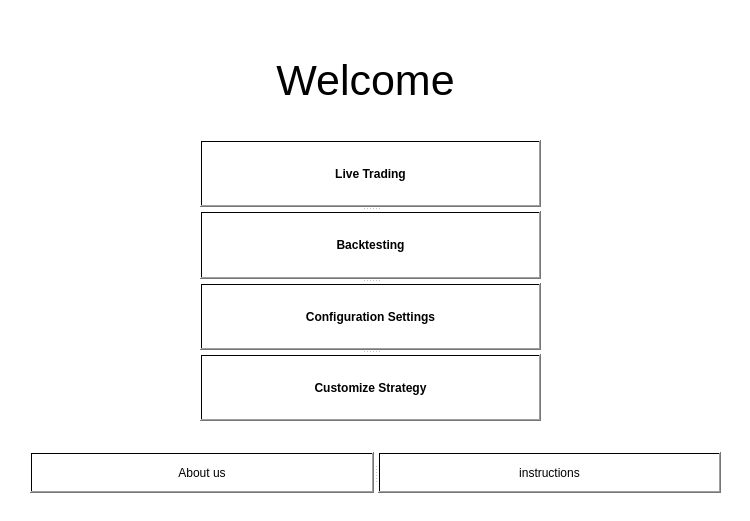
Old version of the form freqtrade/GUI/welcomescreen.ui in the repository Sypers/SeniorProject.
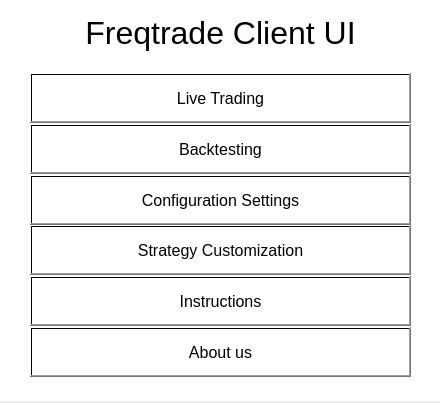
New version of the form.

Commit message: Improved Interface Design

Patch:
```diff
--- a/freqtrade/GUI/welcomescreen.ui
+++ b/freqtrade/GUI/welcomescreen.ui
@@ -6,8 +6,8 @@
    <rect>
     <x>0</x>
     <y>0</y>
-    <width>750</width>
-    <height>521</height>
+    <width>440</width>
+    <height>403</height>
    </rect>
   </property>
   <property name="windowTitle">
@@ -19,29 +19,38 @@
      <rect>
       <x>0</x>
       <y>0</y>
-      <width>750</width>
-      <height>521</height>
+      <width>441</width>
+      <height>401</height>
      </rect>
     </property>
     <property name="styleSheet">
      <string notr="true">background-color:qlineargradient(spread:pad, x1:0.549178, y1:0.614, x2:1, y2:1, stop:0 rgba(255, 255, 255, 255), stop:1 rgba(255, 255, 255, 255));</string>
     </property>
+    <layout class="QGridLayout" name="gridLayout_2">
+     <property name="leftMargin">
+      <number>15</number>
+     </property>
+     <property name="topMargin">
+      <number>15</number>
+     </property>
+     <property name="rightMargin">
+      <number>15</number>
+     </property>
+     <property name="bottomMargin">
+      <number>15</number>
+     </property>
+     <item row="0" column="0">
     <widget class="QLabel" name="WelcomeText">
-     <property name="geometry">
-      <rect>
-       <x>240</x>
-       <y>40</y>
-       <width>251</width>
-       <height>81</height>
-      </rect>
-     </property>
      <property name="font">
       <font>
-       <pointsize>32</pointsize>
+         <pointsize>24</pointsize>
       </font>
      </property>
      <property name="text">
-      <string>Welcome</string>
+        <string>Freqtrade Client UI</string>
+       </property>
+       <property name="textFormat">
+        <enum>Qt::RichText</enum>
      </property>
      <property name="scaledContents">
       <bool>false</bool>
@@ -50,24 +59,35 @@
       <set>Qt::AlignCenter</set>
      </property>
     </widget>
-    <widget class="QSplitter" name="splitter">
-     <property name="geometry">
-      <rect>
-       <x>200</x>
-       <y>140</y>
-       <width>341</width>
-       <height>281</height>
-      </rect>
-     </property>
-     <property name="orientation">
-      <enum>Qt::Vertical</enum>
-     </property>
+     </item>
+     <item row="1" column="0">
+      <layout class="QGridLayout" name="gridLayout">
+       <property name="leftMargin">
+        <number>15</number>
+       </property>
+       <property name="topMargin">
+        <number>15</number>
+       </property>
+       <property name="rightMargin">
+        <number>15</number>
+       </property>
+       <property name="bottomMargin">
+        <number>15</number>
+       </property>
+       <item row="0" column="0">
      <widget class="QPushButton" name="livetrading">
+         <property name="minimumSize">
+          <size>
+           <width>0</width>
+           <height>50</height>
+          </size>
+         </property>
       <property name="font">
        <font>
-        <weight>75</weight>
+           <pointsize>12</pointsize>
+           <weight>50</weight>
         <italic>false</italic>
-        <bold>true</bold>
+           <bold>false</bold>
         <underline>false</underline>
         <stylestrategy>PreferDefault</stylestrategy>
        </font>
@@ -76,11 +96,20 @@
        <string>Live Trading</string>
       </property>
      </widget>
+       </item>
+       <item row="1" column="0">
      <widget class="QPushButton" name="backtesting">
+         <property name="minimumSize">
+          <size>
+           <width>0</width>
+           <height>50</height>
+          </size>
+         </property>
       <property name="font">
        <font>
-        <weight>75</weight>
-        <bold>true</bold>
+           <pointsize>12</pointsize>
+           <weight>50</weight>
+           <bold>false</bold>
        </font>
       </property>
       <property name="autoFillBackground">
@@ -90,11 +119,20 @@
        <string>Backtesting</string>
       </property>
      </widget>
+       </item>
+       <item row="2" column="0">
      <widget class="QPushButton" name="config">
+         <property name="minimumSize">
+          <size>
+           <width>0</width>
+           <height>50</height>
+          </size>
+         </property>
       <property name="font">
        <font>
-        <weight>75</weight>
-        <bold>true</bold>
+           <pointsize>12</pointsize>
+           <weight>50</weight>
+           <bold>false</bold>
        </font>
       </property>
       <property name="autoFillBackground">
@@ -104,44 +142,73 @@
        <string>Configuration Settings</string>
       </property>
      </widget>
+       </item>
+       <item row="3" column="0">
      <widget class="QPushButton" name="cust">
+         <property name="minimumSize">
+          <size>
+           <width>0</width>
+           <height>50</height>
+          </size>
+         </property>
       <property name="font">
        <font>
-        <weight>75</weight>
-        <bold>true</bold>
+           <pointsize>12</pointsize>
+           <weight>50</weight>
+           <bold>false</bold>
        </font>
       </property>
       <property name="autoFillBackground">
        <bool>false</bool>
       </property>
       <property name="text">
-       <string>Customize Strategy</string>
-      </property>
-     </widget>
-    </widget>
-    <widget class="QSplitter" name="splitter_2">
-     <property name="geometry">
-      <rect>
-       <x>30</x>
-       <y>452</y>
-       <width>691</width>
-       <height>41</height>
-      </rect>
-     </property>
-     <property name="orientation">
-      <enum>Qt::Horizontal</enum>
-     </property>
+          <string>Strategy Customization</string>
+         </property>
+        </widget>
+       </item>
+       <item row="4" column="0">
+        <widget class="QPushButton" name="instructions">
+         <property name="minimumSize">
+          <size>
+           <width>0</width>
+           <height>50</height>
+          </size>
+         </property>
+         <property name="font">
+          <font>
+           <pointsize>12</pointsize>
+           <weight>50</weight>
+           <bold>false</bold>
+          </font>
+         </property>
+         <property name="text">
+          <string>Instructions</string>
+         </property>
+        </widget>
+       </item>
+       <item row="5" column="0">
      <widget class="QPushButton" name="aboutus">
+         <property name="minimumSize">
+          <size>
+           <width>0</width>
+           <height>50</height>
+          </size>
+         </property>
+         <property name="font">
+          <font>
+           <pointsize>12</pointsize>
+           <weight>50</weight>
+           <bold>false</bold>
+          </font>
+         </property>
       <property name="text">
        <string>About us</string>
       </property>
      </widget>
-     <widget class="QPushButton" name="instructions">
-      <property name="text">
-       <string>instructions</string>
-      </property>
-     </widget>
-    </widget>
+       </item>
+      </layout>
+     </item>
+    </layout>
    </widget>
   </widget>
  </widget>
```
Lines whose indentation alone changed are shown as unchanged. The commit also changes 5 other files.
